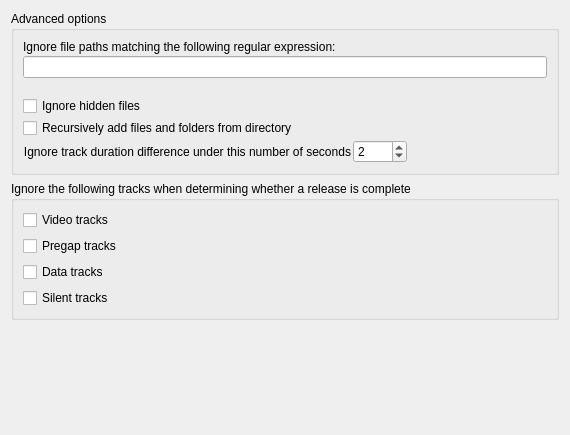
metabrainz/picard, file ui/options_advanced.ui: the form before one commit.
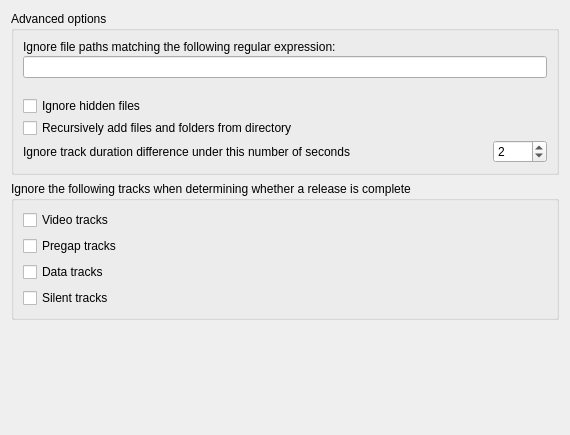
The form after the commit.

Commit message:
Wrap some long labels in Options
- set a stylesheet to OptionsPage instances
- fix few spacers not playing well with wrap word
- wrap word of all QLabel in Options page

What changed in the file:
```diff
--- a/ui/options_advanced.ui
+++ b/ui/options_advanced.ui
@@ -44,7 +44,7 @@
            <string>Ignore track duration difference under this number of seconds</string>
           </property>
           <property name="alignment">
-           <set>Qt::AlignRight|Qt::AlignTrailing|Qt::AlignVCenter</set>
+           <set>Qt::AlignLeading|Qt::AlignLeft|Qt::AlignVCenter</set>
           </property>
          </widget>
         </item>
@@ -76,22 +76,6 @@
           </property>
          </widget>
         </item>
-        <item>
-         <spacer name="horizontalSpacer">
-          <property name="orientation">
-           <enum>Qt::Horizontal</enum>
-          </property>
-          <property name="sizeType">
-           <enum>QSizePolicy::Expanding</enum>
-          </property>
-          <property name="sizeHint" stdset="0">
-           <size>
-            <width>4000</width>
-            <height>20</height>
-           </size>
-          </property>
-         </spacer>
-        </item>
        </layout>
       </item>
       <item row="1" column="0">
```
Left out of the diff: 9 changed lines with no effect on the pictures. The commit also changes 4 other files.
